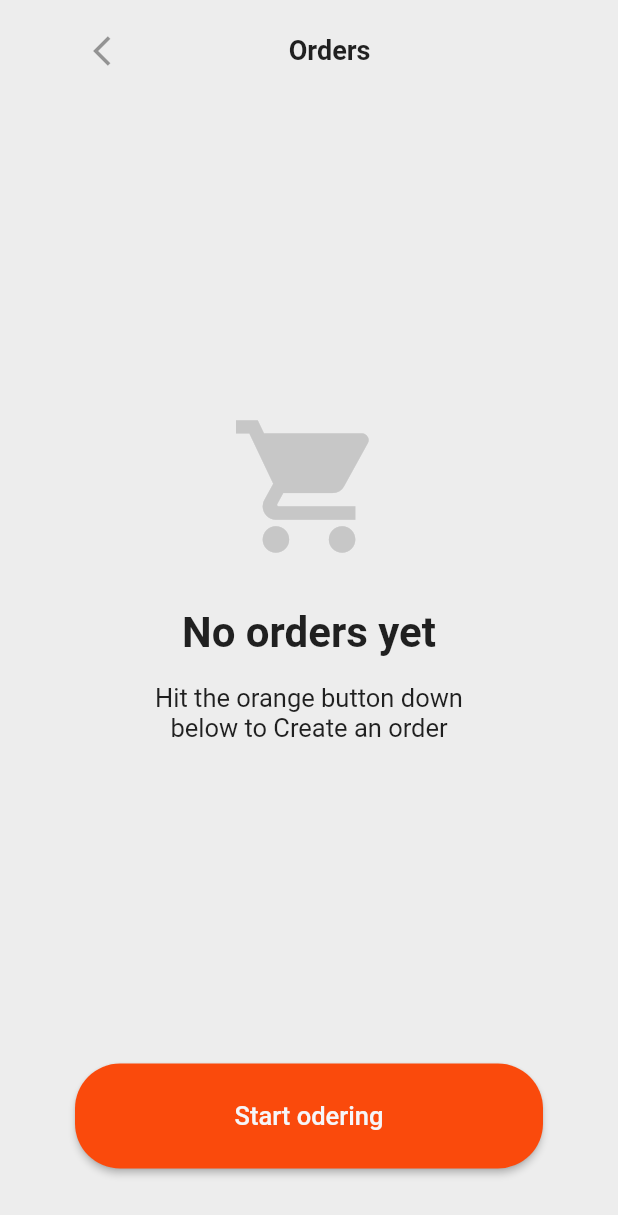
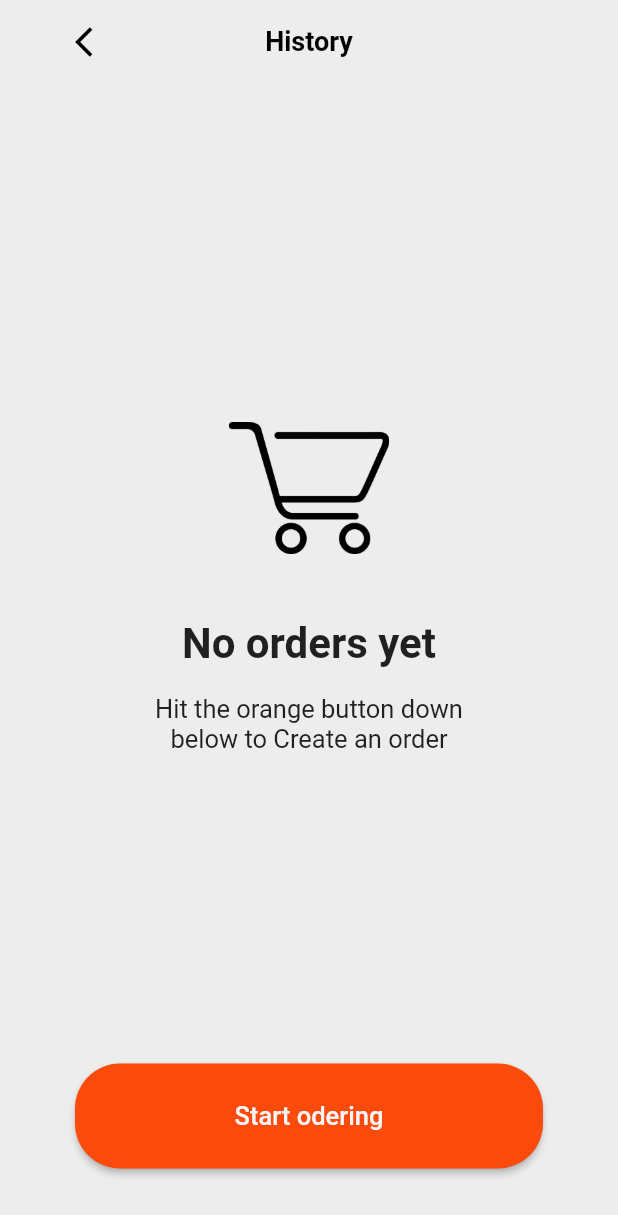
Before and after one commit to Dev-Tonia/foodie_ui, a Flutter app: the OrderingScreen screen opened directly, on a phone screen of 412 x 824 dp. Shown: the top 1215 px of the screen. Run offline on Flutter 3.47's test engine with Material 2 defaults, Android fonts, the phone set to English and light mode, and no system bars; our stand-ins replace flutter_slidable; Roboto replaces fonts that are missing (SF Pro Rounded).

```diff
--- a/lib/components/constant.dart
+++ b/lib/components/constant.dart
@@ -13,6 +13,7 @@ class AppConstant {
     double height = 1.2,
     FontWeight weight = FontWeight.w600,
     Color? color,
+    Color? backgroundColor,
   }) {
     return TextStyle(
       fontSize: size,
@@ -20,6 +21,7 @@ class AppConstant {
       fontFamily: 'SF Pro Rounded',
       fontWeight: weight,
       color: color,
+      backgroundColor: backgroundColor,
     );
   }
 }
--- a/lib/screens/ordering_screen.dart
+++ b/lib/screens/ordering_screen.dart
@@ -1,5 +1,6 @@
 import 'package:flutter/material.dart';
 import 'package:foodie/components/colors.dart';
+import '../widgets/custom_appbar.dart';
 import '../widgets/reusable_screen.dart';
 
 class OrderingScreen extends StatelessWidget {
@@ -7,14 +8,18 @@ class OrderingScreen extends StatelessWidget {
 
   @override
   Widget build(BuildContext context) {
-    return const Scaffold(
+    return Scaffold(
+      appBar: CustomAppBar(
+        leadingIcon: Icons.arrow_back_ios,
+        leaddingOnTap: () {},
+        title: 'History',
+      ),
       backgroundColor: AppColors.screenColor,
-      body: SafeArea(
+      body: const SafeArea(
         child: ReusableScreen(
-          title: 'Orders',
           bodyText: 'No orders yet',
           bodySubText: 'Hit the orange button down\nbelow to Create an order',
-          bodyIcon: Icons.shopping_cart,
+          imageUrl: 'assets/images/cart_download.png',
         ),
       ),
     );
--- a/lib/screens/profile_screen.dart
+++ b/lib/screens/profile_screen.dart
@@ -1,6 +1,7 @@
 import 'package:flutter/material.dart';
 import 'package:foodie/components/colors.dart';
 import 'package:foodie/components/constant.dart';
+import 'package:foodie/widgets/custom_appbar.dart';
 import 'package:foodie/widgets/custom_button.dart';
 
 import '../utils/enums.dart';
@@ -14,6 +15,11 @@ class ProfileScreen extends StatelessWidget {
   Widget build(BuildContext context) {
     return SafeArea(
       child: Scaffold(
+        appBar: CustomAppBar(
+          leaddingOnTap: () {},
+          leadingIcon: Icons.arrow_back_ios,
+          title: 'My profile',
+        ),
         backgroundColor: AppColors.screenColor,
         body: Padding(
           padding:
--- /dev/null
+++ b/lib/widgets/custom_appbar.dart
@@ -0,0 +1,56 @@
+import 'package:flutter/material.dart';
+
+import '../components/constant.dart';
+
+class CustomAppBar extends StatelessWidget implements PreferredSizeWidget {
+  const CustomAppBar(
+      {Key? key,
+      this.actionsIcon,
+      this.title = '',
+      this.leadingIcon,
+      this.leaddingOnTap,
+      this.acationOnTap})
+      : super(key: key);
+  final IconData? actionsIcon;
+  final String title;
+  final IconData? leadingIcon;
+  final Function()? leaddingOnTap;
+  final Function()? acationOnTap;
+
+  @override
+  Size get preferredSize => const Size.fromHeight(60);
+
+  @override
+  Widget build(BuildContext context) {
+    return AppBar(
+      elevation: 0.0,
+      leading: Padding(
+        padding: const EdgeInsets.only(left: 50),
+        child: GestureDetector(
+          onTap: leaddingOnTap,
+          child: Icon(
+            leadingIcon,
+            color: Colors.black,
+          ),
+        ),
+      ),
+      centerTitle: true,
+      title: Text(
+        title,
+        style: AppConstant.textStyle(color: Colors.black),
+      ),
+      actions: [
+        Padding(
+          padding: const EdgeInsets.only(right: 50),
+          child: GestureDetector(
+            onTap: acationOnTap,
+            child: Icon(
+              actionsIcon,
+              color: Colors.black,
+            ),
+          ),
+        ),
+      ],
+    );
+  }
+}
--- a/lib/widgets/custom_button.dart
+++ b/lib/widgets/custom_button.dart
@@ -6,23 +6,29 @@ class CustomButton extends StatelessWidget {
   const CustomButton({
     Key? key,
     required this.title,
+    this.onPressed,
+    this.color = AppColors.primaryColor,
+    this.textcolor = AppColors.buttonTextColor,
   }) : super(key: key);
   final String title;
+  final Function()? onPressed;
+  final Color color;
+  final Color textcolor;
 
   @override
   Widget build(BuildContext context) {
     return MaterialButton(
-      onPressed: () {},
+      onPressed: onPressed,
       minWidth: double.infinity,
       shape: RoundedRectangleBorder(
         borderRadius: BorderRadius.circular(30.0),
       ),
       height: 70,
-      color: AppColors.primaryColor,
+      color: color,
       child: Text(
         title,
-        style: const TextStyle(
-          color: AppColors.buttonTextColor,
+        style: TextStyle(
+          color: textcolor,
           fontSize: 17,
           height: 1.2,
         ),
--- a/lib/widgets/reusable_screen.dart
+++ b/lib/widgets/reusable_screen.dart
@@ -1,4 +1,5 @@
 import 'package:flutter/material.dart';
+import 'package:foodie/components/constant.dart';
 
 import '../components/colors.dart';
 import 'custom_button.dart';
@@ -6,50 +7,26 @@ import 'custom_button.dart';
 class ReusableScreen extends StatelessWidget {
   const ReusableScreen({
     Key? key,
-    required this.title,
     required this.bodyText,
     required this.bodySubText,
-    required this.bodyIcon,
+    required this.imageUrl,
   }) : super(key: key);
 
-  final String title;
   final String bodyText;
   final String bodySubText;
 
-  final IconData bodyIcon;
+  final String imageUrl;
 
   @override
   Widget build(BuildContext context) {
     return Column(
+      mainAxisAlignment: MainAxisAlignment.center,
       children: [
-        Padding(
-          padding: const EdgeInsets.only(right: 165, top: 10, left: 50),
-          child: Row(
-            mainAxisAlignment: MainAxisAlignment.spaceBetween,
-            children: [
-              const IconButton(
-                onPressed: null,
-                icon: Icon(
-                  Icons.arrow_back_ios,
-                ),
-              ),
-              Text(
-                title,
-                style: const TextStyle(
-                  fontSize: 18,
-                  height: 1.2,
-                  fontFamily: 'SF Pro Rounded',
-                  fontWeight: FontWeight.w600,
-                ),
-              )
-            ],
-          ),
-        ),
-        const Spacer(),
-        Icon(
-          bodyIcon,
-          size: 106,
-          color: AppColors.iconColor,
+        Spacer(),
+        Image.asset(
+          imageUrl,
+          height: 118,
+          width: 107,
         ),
         const SizedBox(
           height: 27,
@@ -66,19 +43,16 @@ class ReusableScreen extends StatelessWidget {
         const SizedBox(
           height: 17,
         ),
-        Text(
-          bodySubText,
-          textAlign: TextAlign.center,
-          style: const TextStyle(
-              fontSize: 17,
-              height: 1.2,
-              fontFamily: 'SF Pro Rounded',
-              fontWeight: FontWeight.w400),
-        ),
+        Text(bodySubText,
+            textAlign: TextAlign.center,
+            style: AppConstant.textStyle(weight: FontWeight.w400, size: 17)),
         const Spacer(),
-        const Padding(
+        Padding(
           padding: EdgeInsets.only(right: 50, left: 50),
-          child: CustomButton(title: 'Start odering'),
+          child: CustomButton(
+            title: 'Start odering',
+            onPressed: () {},
+          ),
         ),
         const SizedBox(
           height: 45,
```
Also changed, not shown: lib/main.dart (+9 -3 lines), lib/screens/checkout_payment_screen.dart (+20 -3 lines), lib/screens/history_screen.dart (+9 -4 lines), lib/screens/home_screen.dart (+23 -5 lines), lib/screens/proceed.dart (added, +130 -0 lines), lib/screens/search_result_screen.dart (+6 -15 lines), lib/screens/welcome_screen.dart (+52 -9 lines), lib/widgets/home_card.dart (+14 -9 lines), lib/widgets/search_card.dart (+13 -11 lines), assets/images/Group.png (added), assets/images/Vector (10).png (added), assets/images/Vector (9).png (added), assets/images/cart_download.png (added), assets/images/shopping-cart.png (added).
